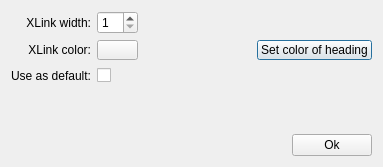
Qt form editxlinkdialog.ui (insilmaril/vym) before a commit.
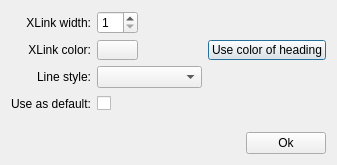
The same form after that commit.

Commit message: More fixes for Bezier XLinks

Diff of the .ui file:
```diff
--- a/editxlinkdialog.ui
+++ b/editxlinkdialog.ui
@@ -6,8 +6,8 @@
    <rect>
     <x>0</x>
     <y>0</y>
-    <width>383</width>
-    <height>167</height>
+    <width>337</width>
+    <height>165</height>
    </rect>
   </property>
   <property name="sizePolicy">
@@ -69,7 +69,7 @@
         </size>
        </property>
        <property name="text">
-        <string>Set color of heading</string>
+        <string>Use color of heading</string>
        </property>
       </widget>
      </item>
@@ -89,7 +89,7 @@
        </property>
       </widget>
      </item>
-     <item row="2" column="1" colspan="2">
+     <item row="3" column="1" colspan="2">
       <widget class="QCheckBox" name="useSettings">
        <property name="text">
         <string/>
@@ -138,7 +138,7 @@
        </property>
       </spacer>
      </item>
-     <item row="2" column="0">
+     <item row="3" column="0">
       <widget class="QLabel" name="textLabel1_2">
        <property name="text">
         <string>Use as default:</string>
@@ -148,7 +148,7 @@
        </property>
       </widget>
      </item>
-     <item row="2" column="3" colspan="2">
+     <item row="3" column="3" colspan="2">
       <spacer>
        <property name="orientation">
         <enum>Qt::Horizontal</enum>
@@ -164,6 +164,19 @@
        </property>
       </spacer>
      </item>
+     <item row="2" column="0">
+      <widget class="QLabel" name="label">
+       <property name="text">
+        <string extracomment="Linestyle in Edit XLink dialog">Line style:</string>
+       </property>
+       <property name="alignment">
+        <set>Qt::AlignRight|Qt::AlignTrailing|Qt::AlignVCenter</set>
+       </property>
+      </widget>
+     </item>
+     <item row="2" column="1" colspan="3">
+      <widget class="QComboBox" name="lineStyleCombo"/>
+     </item>
     </layout>
    </item>
    <item>
```
The commit also changes 11 other files.
